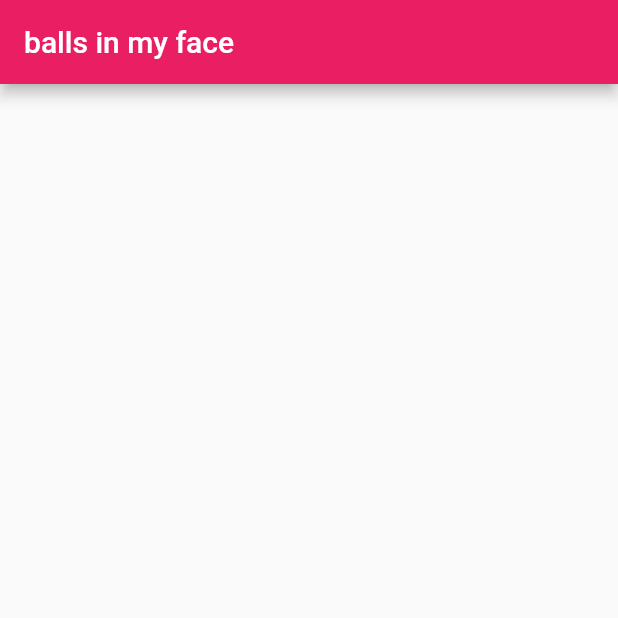
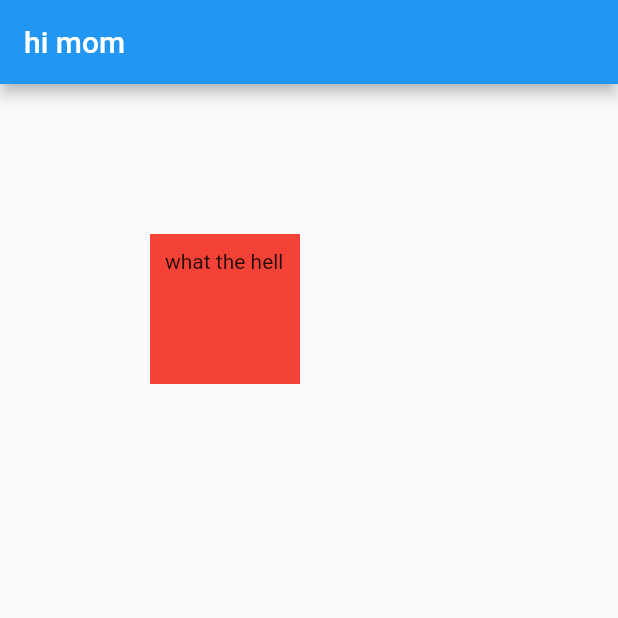
Before and after one commit to lukesorvik/Flutter-app-workinprogress, a Flutter app: the screen it shows after launch, on a phone screen of 412 x 824 dp, the top half of it. Run offline on Flutter 3.47's test engine with Material 2 defaults, Android fonts, the phone set to English and light mode, and no system bars.

Commit message:
small red box

```diff
--- a/lib/main.dart
+++ b/lib/main.dart
@@ -13,9 +13,14 @@ class myApp extends StatelessWidget {
   Widget build(BuildContext context) {
     return MaterialApp(
         home: Scaffold(
-      appBar: AppBar(
-        backgroundColor: Colors.pink,
-        title: const Text("balls in my face"),
+      appBar: AppBar(title: Text("hi mom")),
+      body: Container(
+        child: const Text("what the hell"),
+        margin: const EdgeInsets.all(100),
+        padding: EdgeInsets.all(10),
+        color: Colors.red,
+        width: 100,
+        height: 100,
       ),
     ));
   }
```
Also changed, not shown: flutter_01.png (added), 1 other file.
